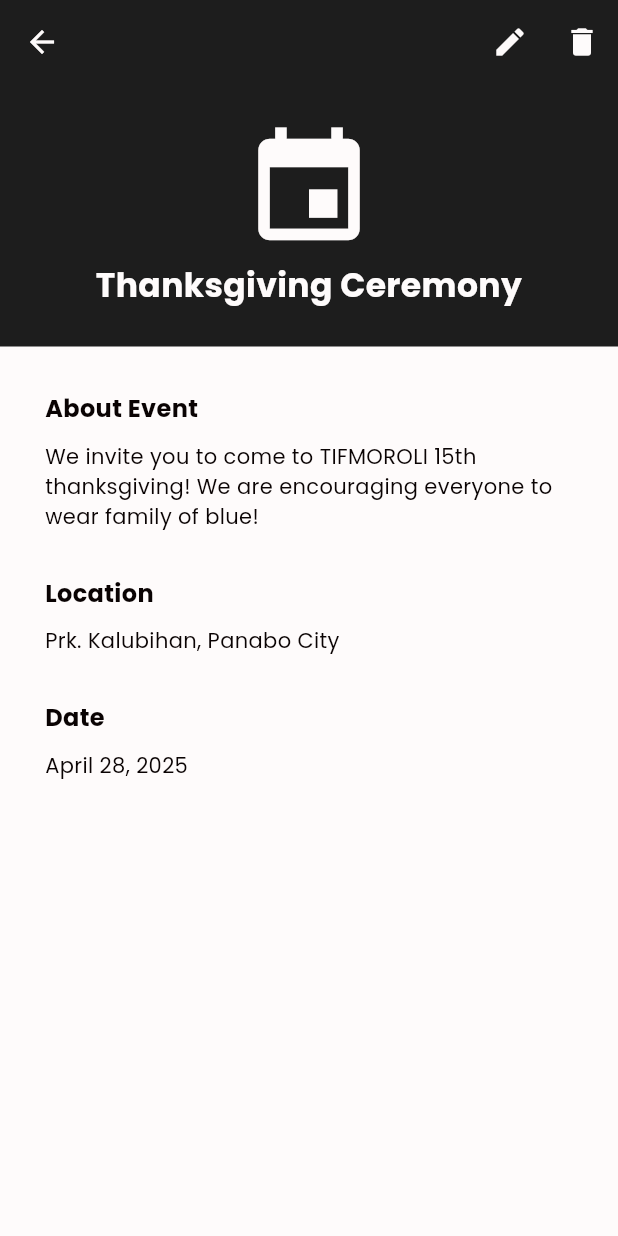
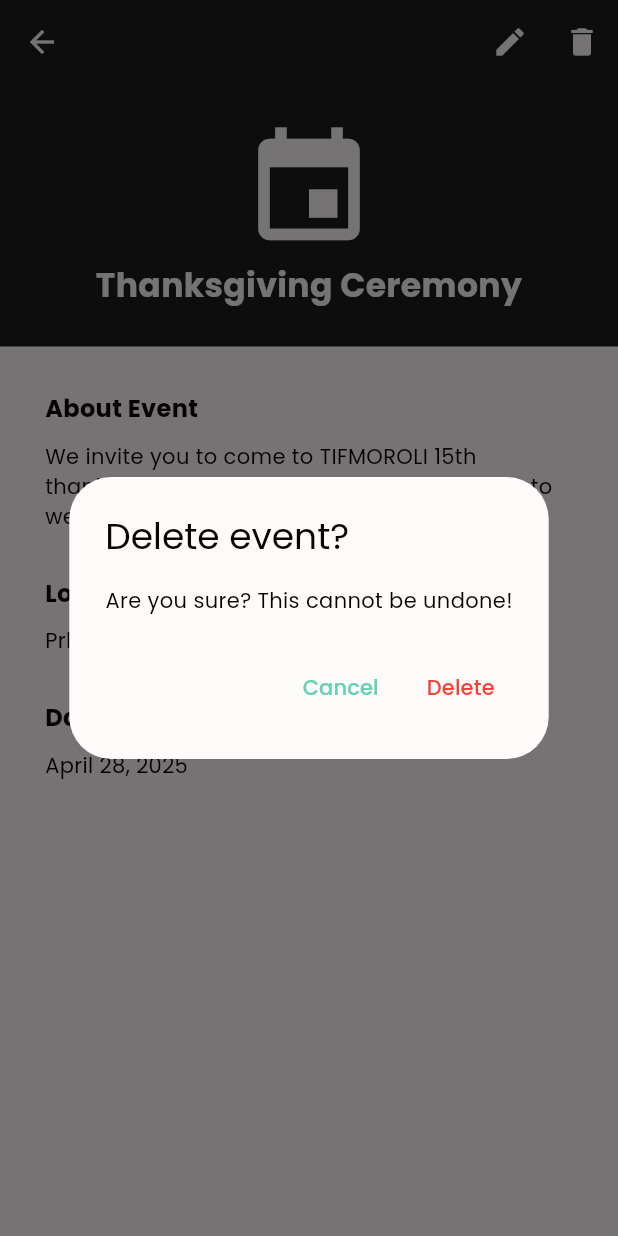
Before and after one commit to keannugran19/refresher, a Flutter app: the EventDetailsScreen screen opened directly, after a tap on the "delete" icon, on a phone screen of 412 x 824 dp. Run offline on Flutter 3.47's test engine with Material 3 defaults, Android fonts, the phone set to English and light mode, and no system bars; our stand-ins replace firebase_auth, firebase_core; accounts and stored records are empty.

Commit message:
added alert dialog when delete icon button is clicked

```diff
--- a/lib/views/events/event_details_screen.dart
+++ b/lib/views/events/event_details_screen.dart
@@ -1,5 +1,6 @@
 import 'package:flutter/material.dart';
 import 'package:refresher/constants/color_scheme.dart';
+import 'package:refresher/views/events/edit_event_screen.dart';
 
 class EventDetailsScreen extends StatelessWidget {
   final String eventTitle;
@@ -22,9 +23,43 @@ class EventDetailsScreen extends StatelessWidget {
         foregroundColor: primaryFgColor,
         actions: [
           // edit button
-          IconButton(onPressed: () {}, icon: Icon(Icons.edit)),
+          IconButton(
+            onPressed: () {
+              Navigator.push(
+                context,
+                MaterialPageRoute(builder: (context) => EditEventScreen()),
+              );
+            },
+            icon: Icon(Icons.edit),
+          ),
           // delete button
-          IconButton(onPressed: () {}, icon: Icon(Icons.delete)),
+          IconButton(
+            onPressed:
+                () => showDialog<String>(
+                  context: context,
+                  builder:
+                      (BuildContext context) => AlertDialog(
+                        title: const Text('Delete event?'),
+                        content: const Text(
+                          'Are you sure? This cannot be undone!',
+                        ),
+                        actions: <Widget>[
+                          TextButton(
+                            onPressed: () => Navigator.pop(context, 'Cancel'),
+                            child: const Text('Cancel'),
+                          ),
+                          TextButton(
+                            onPressed: () => Navigator.pop(context, 'OK'),
+                            child: const Text(
+                              'Delete',
+                              style: TextStyle(color: Colors.red),
+                            ),
+                          ),
+                        ],
+                      ),
+                ),
+            icon: Icon(Icons.delete),
+          ),
         ],
       ),
       body: SingleChildScrollView(
```
